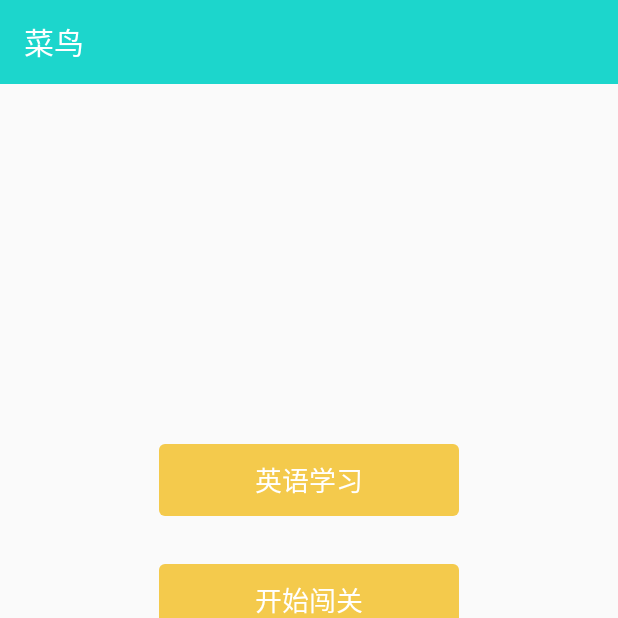
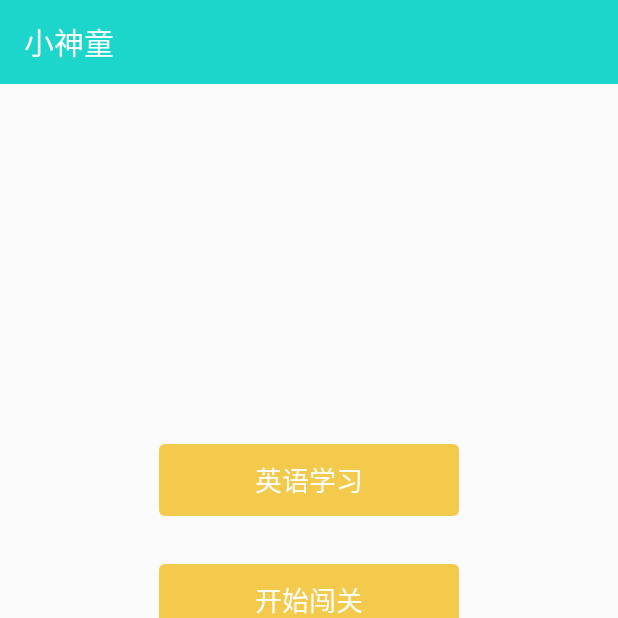
Before and after one commit to llxdaxia/Task-Graduation-EnglishGame, an Android app: the screen it shows after launch (MainActivity), on a phone screen of 412 x 824 dp, the top half of it. Run offline under Robolectric (Android 15) with nearby library versions, the phone set to English and light mode, and no system bars; our stand-ins replace ButterKnife; libraries missing offline, so code that uses them is left out: cn.alien95.resthttp, cn.alien95.util, cn.bmob.v3; 6 statements that could not run were skipped.

Commit message:
version 1.0.2

```diff
--- a/app/src/main/AndroidManifest.xml
+++ b/app/src/main/AndroidManifest.xml
@@ -28,9 +28,7 @@
             android:name=".module.LoginActivity"
             android:label="登录" />
         <activity android:name=".module.CheckpointsActivity" />
-        <activity
-            android:name=".module.StudyActivity"
-            android:label="学习" />
+        <activity android:name=".module.StudyActivity" />
         <activity
             android:name=".module.SetActivity"
             android:label="个人设置" />
--- a/app/src/main/java/cn/zhu/cainiao/MainActivity.java
+++ b/app/src/main/java/cn/zhu/cainiao/MainActivity.java
@@ -39,7 +39,6 @@ public class MainActivity extends BaseActivity {
         setContentView(R.layout.activity_main);
         ButterKnife.bind(this);
         setToolbarIsBack(false);
-        setTitle("菜鸟");
 
         if (ContextCompat.checkSelfPermission(this, Manifest.permission.WRITE_EXTERNAL_STORAGE) != PackageManager.PERMISSION_GRANTED
                 || ContextCompat.checkSelfPermission(this, Manifest.permission.READ_EXTERNAL_STORAGE) != PackageManager.PERMISSION_GRANTED) {
--- a/app/src/main/res/values/strings.xml
+++ b/app/src/main/res/values/strings.xml
@@ -1,3 +1,3 @@
 <resources>
-    <string name="app_name">菜鸟</string>
+    <string name="app_name">小神童</string>
 </resources>
```
Also changed, not shown: app/src/main/res/mipmap-hdpi/ic_launcher.png, app/src/main/res/mipmap-mdpi/ic_launcher.png, app/src/main/res/mipmap-xhdpi/ic_launcher.png, app/src/main/res/mipmap-xxhdpi/ic_launcher.png, app/src/main/res/mipmap-xxxhdpi/ic_launcher.png, 1 other file.
